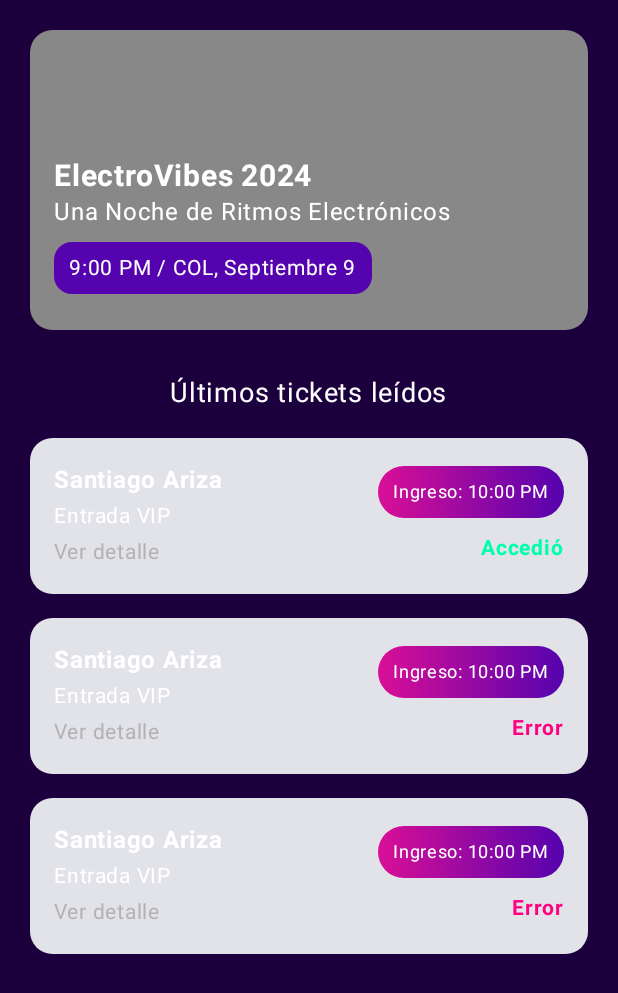
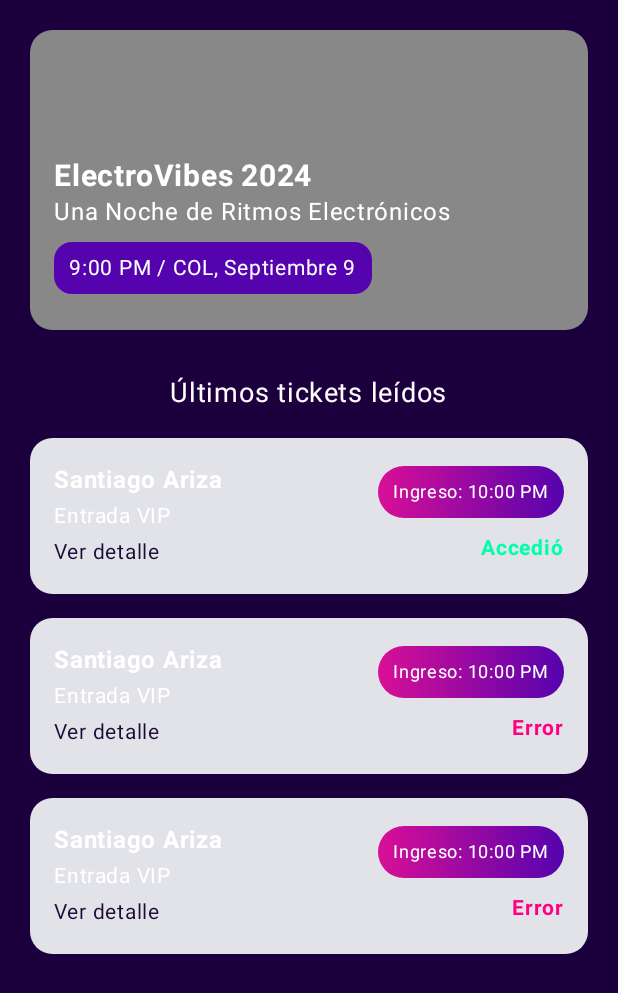
Before and after one commit to Daniel-Santiago-Acosta-1013/partyAppPDA, an Android app built with Jetpack Compose: the composable readEventTiketScreen called with empty values, on a phone screen of 412 x 824 dp. Shown: the top 993 px of the screen. Run offline under Robolectric (Android 15) with nearby library versions, the phone set to English and light mode, and no system bars.

```diff
--- a/app/src/main/java/com/example/partyapppda/ui/components/TicketItemCard.kt
+++ b/app/src/main/java/com/example/partyapppda/ui/components/TicketItemCard.kt
@@ -49,7 +49,7 @@ fun TicketItemCard(
                 Text(
                     text = "Ver detalle",
                     fontSize = 14.sp,
-                    color = Color(0xFFB3B3B3)
+                    color = Color(0xFF1C0A36)
                 )
             }
             Column(
```
